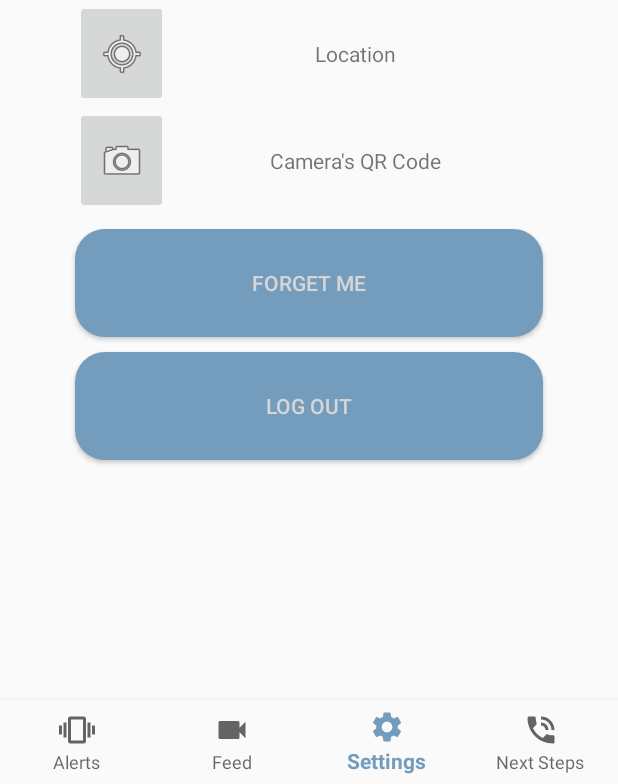
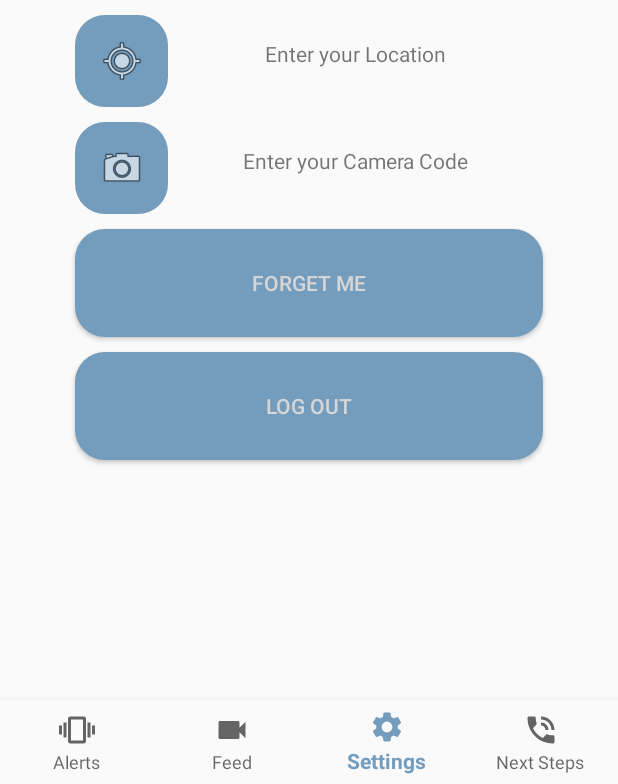
Before and after one commit to FDSMPS/FDSMPS-android, an Android app: the SettingsFragment screen opened through its navigation route, on a phone screen of 412 x 824 dp, the part 452-1236 px from its top. Run offline under Robolectric (Android 15) with nearby library versions, the phone set to English and light mode, and no system bars; our stand-ins replace Firebase (no records; nobody signed in at launch, a user with empty details on screens opened directly), navigation-ui; libraries missing offline, so code that uses them is left out: com.google.zxing.integration.

Commit message:
button color

```diff
--- a/app/src/main/res/layout/fragment_settings.xml
+++ b/app/src/main/res/layout/fragment_settings.xml
@@ -29,6 +29,8 @@ tools:context="ca.ualberta.dorsa.seccam.activities.LogActivity">
             android:layout_width="0dp"
             android:layout_height="match_parent"
             android:layout_weight="1"
+            android:background="@drawable/round_button_blue"
+            android:layout_marginTop="10dp"
             android:onClick="chooseLocation"
             android:src="@android:drawable/ic_menu_mylocation" />
 
@@ -47,6 +49,7 @@ tools:context="ca.ualberta.dorsa.seccam.activities.LogActivity">
     <androidx.appcompat.widget.LinearLayoutCompat
         android:layout_width="match_parent"
         android:weightSum="5"
+
         android:orientation="horizontal"
         android:layout_marginLeft="50dp"
         android:layout_marginRight="50dp"
@@ -56,7 +59,9 @@ tools:context="ca.ualberta.dorsa.seccam.activities.LogActivity">
         <ImageButton
             android:layout_width="0dp"
             android:layout_height="match_parent"
+            android:layout_marginTop="10dp"
             android:layout_weight="1"
+            android:background="@drawable/round_button_blue"
             android:onClick="openCamera"
             android:src="@android:drawable/ic_menu_camera" />
 
--- a/app/src/main/res/values/strings.xml
+++ b/app/src/main/res/values/strings.xml
@@ -16,12 +16,12 @@
     <string name="signUp">Sign Up</string>
     <string name="email">Email</string>
     <string name="forget_me">Forget me</string>
-    <string name="location">Location</string>
+    <string name="location">Enter your Location</string>
     <string name="title_activity_maps">Map</string>
     <string name="channel_name">channelName</string>
     <string name="channel_description">channelDesc</string>
     <string name="preference_file_key">app_state</string>
-    <string name="camera_s_qr_code">Camera\'s QR Code</string>
+    <string name="camera_s_qr_code">Enter your Camera Code</string>
     <string name="saved_high_score_key">logged_in</string>
 
     <string name="title_activity_fullscreen_intro">FullscreenIntroActivity</string>
```
